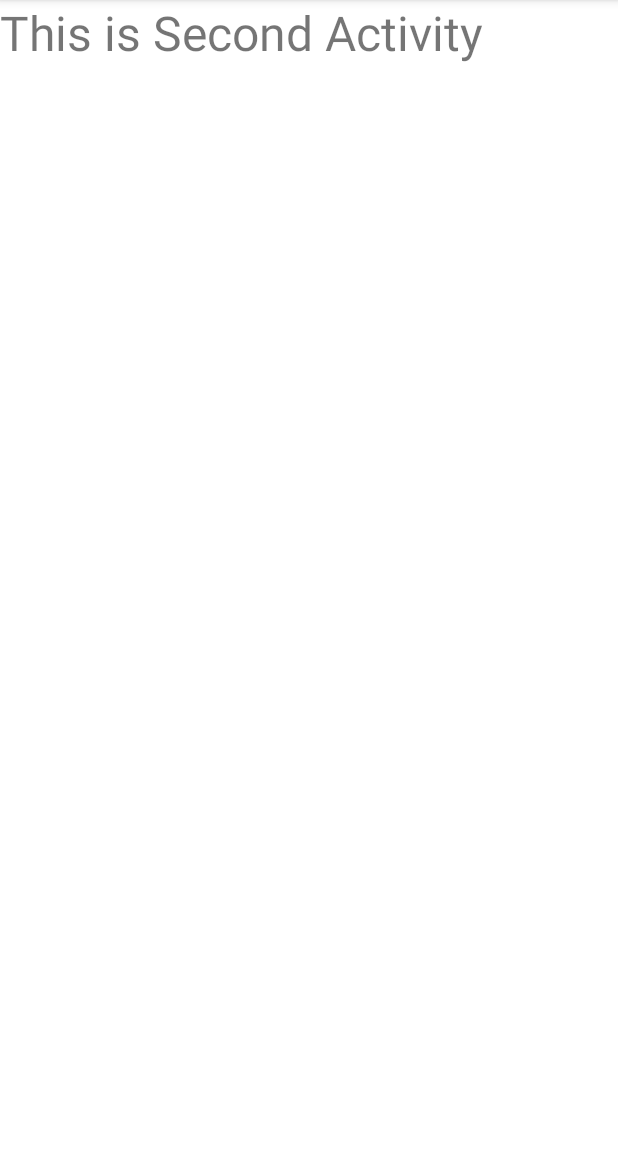
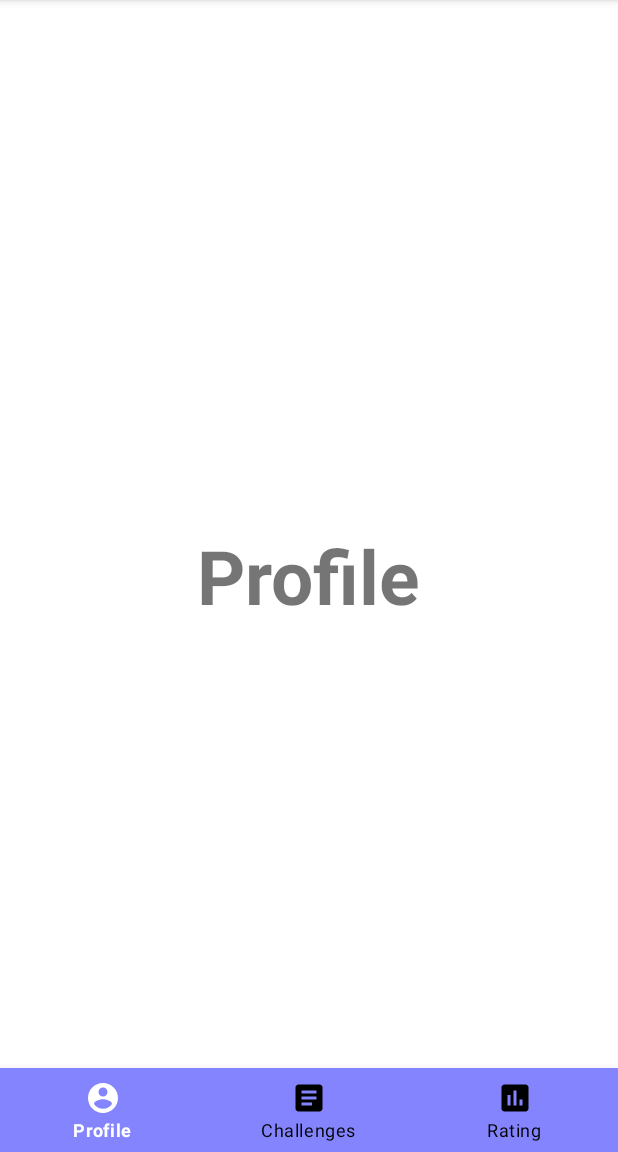
Before and after one commit to 7CreAtoR7/Save_The_Planet, an Android app: the SecondActivity screen opened directly, with no data from a screen before it, on a phone screen of 412 x 824 dp, the part 84-1236 px from its top. Run offline under Robolectric (Android 15) with nearby library versions, the phone set to English and light mode, and no system bars.

Commit message:
almost lower bottom

```diff
--- a/app/build.gradle
+++ b/app/build.gradle
@@ -33,6 +33,7 @@
     implementation 'androidx.appcompat:appcompat:1.2.0'
     implementation 'com.google.android.material:material:1.3.0'
     implementation 'androidx.constraintlayout:constraintlayout:2.0.4'
+    implementation 'com.google.android.material:material:1.0.0'
     testImplementation 'junit:junit:4.+'
     androidTestImplementation 'androidx.test.ext:junit:1.1.2'
     androidTestImplementation 'androidx.test.espresso:espresso-core:3.3.0'
--- /dev/null
+++ b/app/src/main/res/drawable/ic_challenges.xml
@@ -0,0 +1,11 @@
+<vector xmlns:android="http://schemas.android.com/apk/res/android"
+    android:width="24dp"
+    android:height="24dp"
+    android:viewportWidth="24"
+    android:viewportHeight="24"
+    android:tint="?attr/colorControlNormal"
+    android:autoMirrored="true">
+  <path
+      android:fillColor="@android:color/white"
+      android:pathData="M19,3L5,3c-1.1,0 -2,0.9 -2,2v14c0,1.1 0.9,2 2,2h14c1.1,0 2,-0.9 2,-2L21,5c0,-1.1 -0.9,-2 -2,-2zM14,17L7,17v-2h7v2zM17,13L7,13v-2h10v2zM17,9L7,9L7,7h10v2z"/>
+</vector>
--- /dev/null
+++ b/app/src/main/res/drawable/ic_profile.xml
@@ -0,0 +1,10 @@
+<vector xmlns:android="http://schemas.android.com/apk/res/android"
+    android:width="24dp"
+    android:height="24dp"
+    android:viewportWidth="24"
+    android:viewportHeight="24"
+    android:tint="?attr/colorControlNormal">
+  <path
+      android:fillColor="@android:color/white"
+      android:pathData="M12,2C6.48,2 2,6.48 2,12s4.48,10 10,10 10,-4.48 10,-10S17.52,2 12,2zM12,5c1.66,0 3,1.34 3,3s-1.34,3 -3,3 -3,-1.34 -3,-3 1.34,-3 3,-3zM12,19.2c-2.5,0 -4.71,-1.28 -6,-3.22 0.03,-1.99 4,-3.08 6,-3.08 1.99,0 5.97,1.09 6,3.08 -1.29,1.94 -3.5,3.22 -6,3.22z"/>
+</vector>
--- /dev/null
+++ b/app/src/main/res/drawable/ic_rating.xml
@@ -0,0 +1,10 @@
+<vector xmlns:android="http://schemas.android.com/apk/res/android"
+    android:width="24dp"
+    android:height="24dp"
+    android:viewportWidth="24"
+    android:viewportHeight="24"
+    android:tint="?attr/colorControlNormal">
+  <path
+      android:fillColor="@android:color/white"
+      android:pathData="M19,3L5,3c-1.1,0 -2,0.9 -2,2v14c0,1.1 0.9,2 2,2h14c1.1,0 2,-0.9 2,-2L21,5c0,-1.1 -0.9,-2 -2,-2zM9,17L7,17v-7h2v7zM13,17h-2L11,7h2v10zM17,17h-2v-4h2v4z"/>
+</vector>
--- /dev/null
+++ b/app/src/main/res/drawable/selector.xml
@@ -0,0 +1,13 @@
+<?xml version="1.0" encoding="utf-8"?>
+<selector xmlns:android="http://schemas.android.com/apk/res/android">
+
+    <item
+        android:state_selected="true"
+        android:color="@android:color/white"/>
+
+    <item
+        android:state_selected="false"
+        android:color="@android:color/black"/>
+
+
+</selector>
--- a/app/src/main/res/layout/activity_second.xml
+++ b/app/src/main/res/layout/activity_second.xml
@@ -1,5 +1,5 @@
 <?xml version="1.0" encoding="utf-8"?>
-<LinearLayout xmlns:android="http://schemas.android.com/apk/res/android"
+<RelativeLayout xmlns:android="http://schemas.android.com/apk/res/android"
     xmlns:app="http://schemas.android.com/apk/res-auto"
     xmlns:tools="http://schemas.android.com/tools"
     android:layout_width="match_parent"
@@ -7,15 +7,34 @@
     tools:context=".SecondActivity">
 
     <TextView
-        android:id="@+id/textView"
         android:layout_width="wrap_content"
         android:layout_height="wrap_content"
-        android:text="This is Second Activity"
-        android:textSize="32sp"
-        app:layout_constraintBottom_toBottomOf="parent"
-        app:layout_constraintEnd_toEndOf="parent"
-        app:layout_constraintHorizontal_bias="0.494"
-        app:layout_constraintStart_toStartOf="parent"
-        app:layout_constraintTop_toTopOf="parent"
-        app:layout_constraintVertical_bias="0.52" />
-</LinearLayout>
+        android:text="Profile"
+        android:textSize="50sp"
+        android:textStyle="bold"
+        android:layout_centerInParent="true"/>
+
+    <com.google.android.material.bottomnavigation.BottomNavigationView
+        android:layout_width="match_parent"
+        android:layout_height="wrap_content"
+        android:id="@+id/bottom_navigation"
+        app:itemBackground="@color/colorPrimary"
+        app:itemTextColor="@drawable/selector"
+        app:itemIconTint="@drawable/selector"
+        app:menu="@menu/menu_navigation"
+        android:layout_alignParentBottom="true"/>
+
+
+<!--    <TextView-->
+<!--        android:id="@+id/textView"-->
+<!--        android:layout_width="wrap_content"-->
+<!--        android:layout_height="wrap_content"-->
+<!--        android:text="This is Second Activity"-->
+<!--        android:textSize="32sp"-->
+<!--        app:layout_constraintBottom_toBottomOf="parent"-->
+<!--        app:layout_constraintEnd_toEndOf="parent"-->
+<!--        app:layout_constraintHorizontal_bias="0.494"-->
+<!--        app:layout_constraintStart_toStartOf="parent"-->
+<!--        app:layout_constraintTop_toTopOf="parent"-->
+<!--        app:layout_constraintVertical_bias="0.52" />-->
+</RelativeLayout>
--- /dev/null
+++ b/app/src/main/res/menu/menu_navigation.xml
@@ -0,0 +1,20 @@
+<?xml version="1.0" encoding="utf-8"?>
+<menu xmlns:android="http://schemas.android.com/apk/res/android">
+
+    <item
+        android:id="@+id/profile"
+        android:title="Profile"
+        android:icon="@drawable/ic_profile"/>
+
+    <item
+        android:id="@+id/challenges"
+        android:title="Challenges"
+        android:icon="@drawable/ic_challenges"/>
+
+    <item
+        android:id="@+id/rating"
+        android:title="Rating"
+        android:icon="@drawable/ic_rating"/>
+
+
+</menu>
--- a/app/src/main/res/values/colors.xml
+++ b/app/src/main/res/values/colors.xml
@@ -7,4 +7,5 @@
     <color name="teal_700">#FF018786</color>
     <color name="black">#FF000000</color>
     <color name="white">#FFFFFFFF</color>
+    <color name="colorPrimary">#8484ff</color>
 </resources>
```
